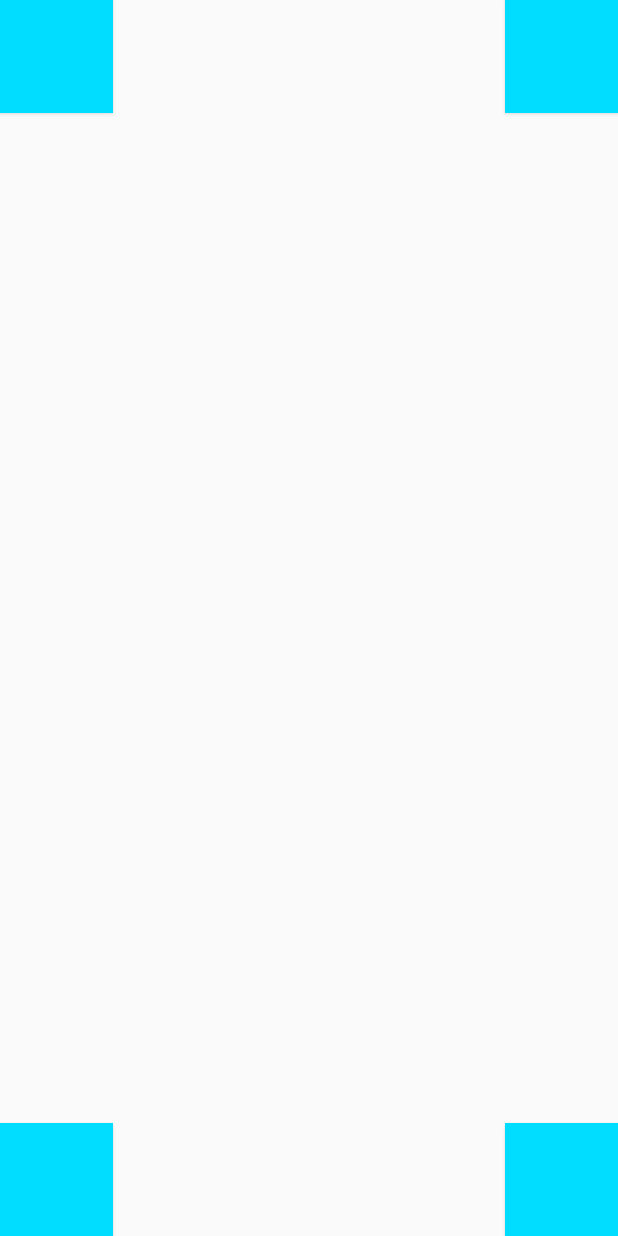
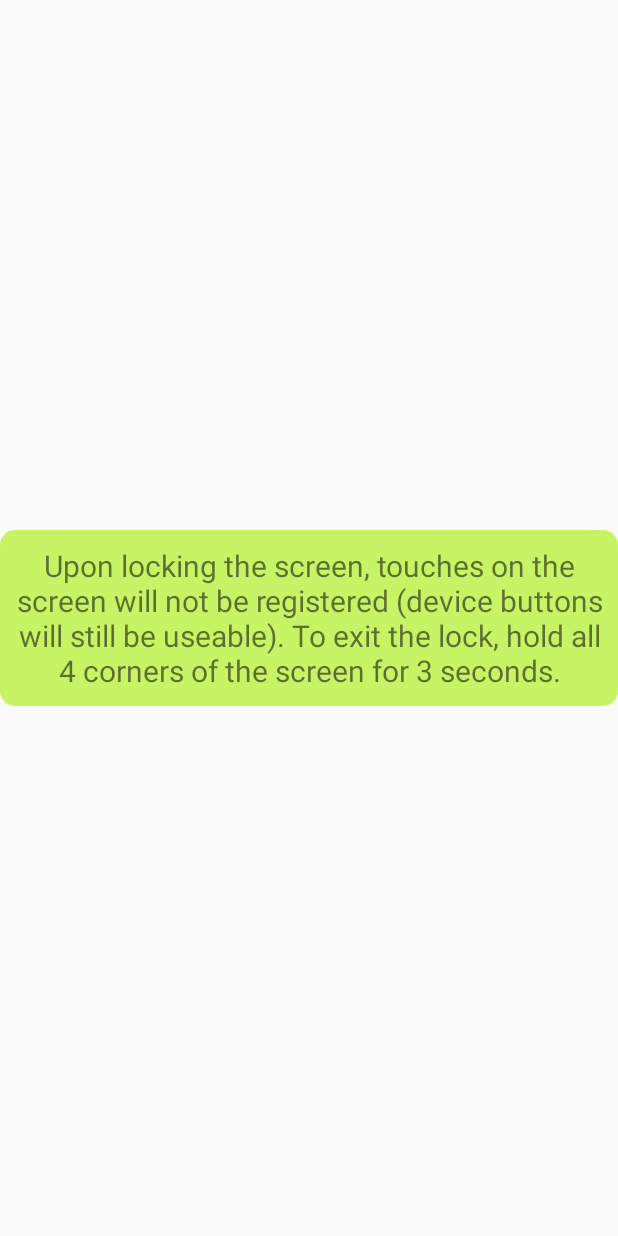
Before and after one commit to datrueonejay/LittleFingers, an Android app: the layout locked_screen.xml on its own in the app's theme, with its tools: preview values and no code run, on a phone screen of 412 x 824 dp. Run offline under Robolectric (Android 15) with nearby library versions, the phone set to English and light mode, and no system bars.

Commit message:
Added help section

```diff
--- a/app/src/main/res/anim/slide_down.xml
+++ b/app/src/main/res/anim/slide_down.xml
@@ -2,7 +2,7 @@
 <set xmlns:android="http://schemas.android.com/apk/res/android" >
 
     <translate
-        android:duration="500"
+        android:duration="100"
         android:fromYDelta="0"
         android:toYDelta="100%" />
 </set>
--- a/app/src/main/res/layout/locked_screen.xml
+++ b/app/src/main/res/layout/locked_screen.xml
@@ -2,7 +2,6 @@
 <android.support.constraint.ConstraintLayout
     xmlns:android="http://schemas.android.com/apk/res/android"
     xmlns:app="http://schemas.android.com/apk/res-auto"
-    xmlns:tools="http://schemas.android.com/tools"
     android:layout_width="match_parent"
     android:layout_height="match_parent"
     android:padding="0sp"
@@ -12,32 +11,46 @@
         android:id="@+id/buttonOne"
         android:layout_width="75sp"
         android:layout_height="75sp"
-        android:background="@android:color/holo_blue_bright"
+        android:background="@android:color/transparent"
         app:layout_constraintStart_toStartOf="parent"
-        app:layout_constraintTop_toTopOf="parent" />
+        app:layout_constraintTop_toTopOf="parent"/>
 
     <Button
         android:id="@+id/buttonTwo"
         android:layout_width="75sp"
         android:layout_height="75sp"
-        android:background="@android:color/holo_blue_bright"
+        android:background="@android:color/transparent"
         app:layout_constraintEnd_toEndOf="parent"
-        app:layout_constraintTop_toTopOf="parent" />
+        app:layout_constraintTop_toTopOf="parent"/>
 
     <Button
         android:id="@+id/buttonThree"
         android:layout_width="75sp"
         android:layout_height="75sp"
-        android:background="@android:color/holo_blue_bright"
+        android:background="@android:color/transparent"
         app:layout_constraintBottom_toBottomOf="parent"
-        app:layout_constraintStart_toStartOf="parent" />
+        app:layout_constraintStart_toStartOf="parent"/>
 
     <Button
         android:id="@+id/buttonFour"
         android:layout_width="75sp"
         android:layout_height="75sp"
-        android:background="@android:color/holo_blue_bright"
+        android:background="@android:color/transparent"
         app:layout_constraintEnd_toEndOf="parent"
-        app:layout_constraintBottom_toBottomOf="parent" />
+        app:layout_constraintBottom_toBottomOf="parent"/>
+
+    <TextView
+        android:padding="10sp"
+        android:id="@+id/helpInstructions"
+        android:layout_width="wrap_content"
+        android:layout_height="wrap_content"
+        android:gravity="center_horizontal"
+        app:layout_constraintLeft_toLeftOf="parent"
+        app:layout_constraintRight_toRightOf="parent"
+        app:layout_constraintTop_toTopOf="parent"
+        app:layout_constraintBottom_toBottomOf="parent"
+        android:text="@string/help_instructions"
+        android:textSize="20sp"
+        android:background="@drawable/rounded_rectangle"/>
 
 </android.support.constraint.ConstraintLayout>
--- a/app/src/main/res/values/strings.xml
+++ b/app/src/main/res/values/strings.xml
@@ -7,6 +7,9 @@
     <string name="click_to_start">Click for options</string>
     <string name="options_title">Options</string>
 
-    <string name="start_screen_lock">Start Screen Lock</string>
+    <string name="start_screen_lock">Lock Screen</string>
     <string name="close_app">Close App</string>
+    <string name="help">Help</string>
+
+    <string name="help_instructions">Upon locking the screen, touches on the screen will not be registered (device buttons will still be useable). To exit the lock, hold all 4 corners of the screen for 3 seconds.</string>
 </resources>
```
Also changed, not shown: app/src/main/java/com/datrueonejay/littlefingers/Models/LockedScreenModel.java (+7 -4 lines), app/src/main/java/com/datrueonejay/littlefingers/Services/MainMenuService.java (+100 -7 lines), app/src/main/res/layout/options_menu.xml (+24 -1 lines), app/src/main/res/drawable-hdpi/ic_help_circle_black_36dp.png (added), app/src/main/res/drawable-mdpi/ic_help_circle_black_36dp.png (added), app/src/main/res/drawable-xhdpi/ic_help_circle_black_36dp.png (added), app/src/main/res/drawable-xxhdpi/ic_help_circle_black_36dp.png (added), app/src/main/res/drawable-xxxhdpi/ic_help_circle_black_36dp.png (added).
